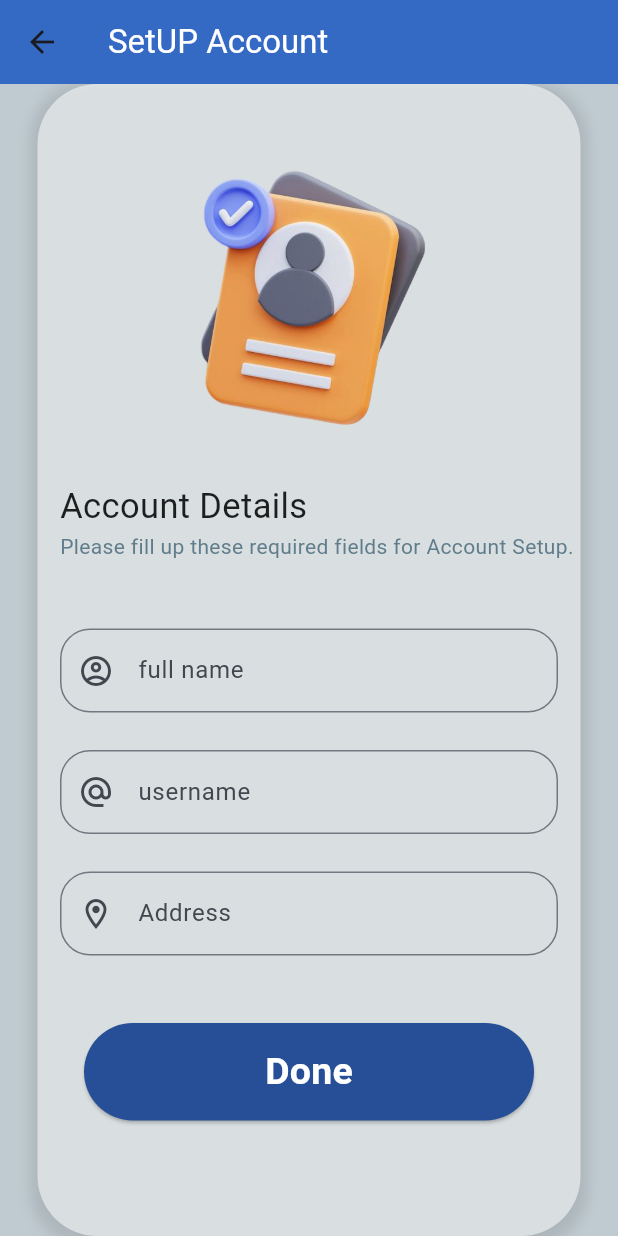
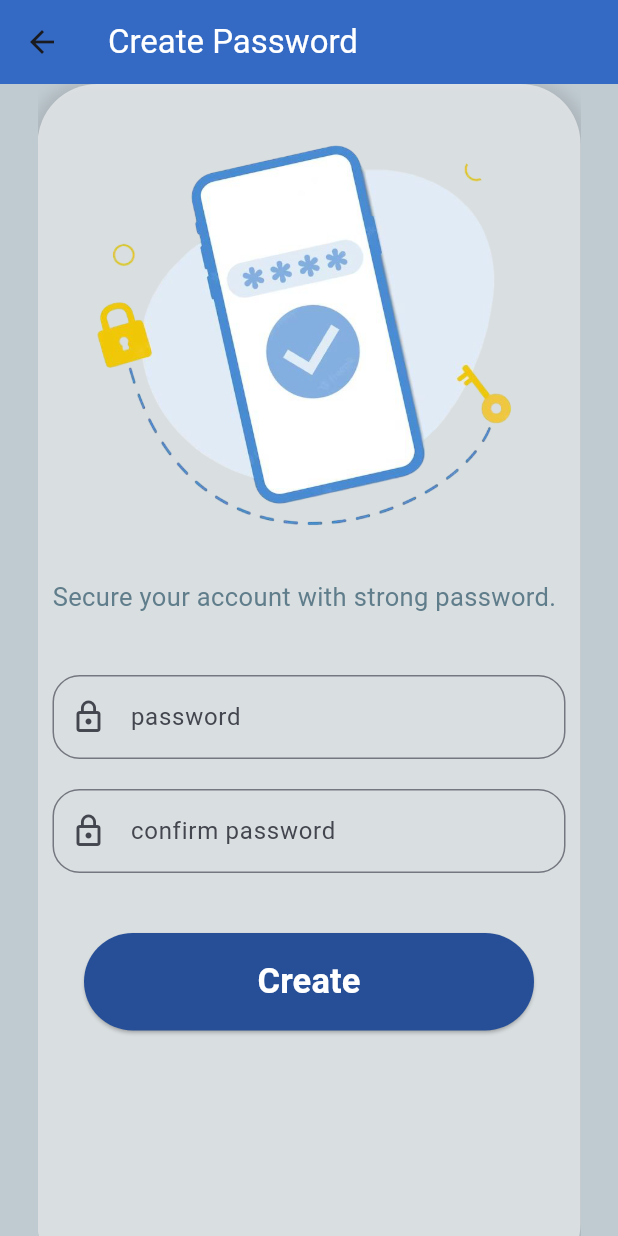
Before and after one commit to nyxparadox/Smart_Doorbell_Security_system, a Flutter app: the UserDetailsSetupScreen screen opened directly, after a tap on "Done", on a phone screen of 412 x 824 dp. Run offline on Flutter 3.47's test engine with Material 3 defaults, Android fonts, the phone set to English and light mode, and no system bars; our stand-ins replace get_it.

Commit message:
added password setUp screen ui

```diff
--- /dev/null
+++ b/flutter_App/doorsnap/lib/Presentation/home/screen/auth/SignUp_screens/password_setup_screen.dart
@@ -0,0 +1,119 @@
+import 'package:flutter/material.dart';
+
+class PasswordSetupScreen extends StatefulWidget {
+  const PasswordSetupScreen({super.key});
+
+  @override
+  State<PasswordSetupScreen> createState() => _PasswordSetupScreenState();
+}
+
+class _PasswordSetupScreenState extends State<PasswordSetupScreen> {
+  @override
+  Widget build(BuildContext context) {
+    return Scaffold(
+      appBar: AppBar(
+        title: const Text(
+          "Create Password",
+          style: TextStyle(color: Colors.white),
+        ),
+        backgroundColor: const Color.fromARGB(255, 52, 105, 196),
+      ),
+
+      body: Container(
+        color: const Color.fromARGB(255, 192, 203, 209),
+
+        child: Padding(
+          padding: const EdgeInsets.only(left: 25, right: 25),
+          child: Center(
+            child: SingleChildScrollView(
+              child: Container(
+                width: double.infinity,
+                height: 800,
+                decoration: BoxDecoration(
+                  color: Colors.white54,
+                  borderRadius: BorderRadius.circular(40),
+                  boxShadow: [
+                    BoxShadow(
+                      color: Colors.black.withOpacity(0.1),
+                      blurRadius: 7,
+                      spreadRadius: 5,
+                      offset: Offset(0, 3),
+                    ),
+                  ],
+                ),
+
+                padding: const EdgeInsets.all(10),
+
+                child: Column(
+                  children: [
+                    Container(
+                      width: 300,
+                      height: 300,
+                      child: ClipOval(
+                        child: Image.asset("assets/images/password_protect.png"),
+                      ),
+                    ),
+
+                    const SizedBox(height: 20),
+
+                    Row(
+                      mainAxisAlignment: MainAxisAlignment.start,
+                      children: [
+                        Text(
+                          "Secure your account with strong password.",
+                          style: TextStyle(color: Colors.blueGrey, fontSize: 17),
+                        ),
+                      ],
+                    ),
+
+                    const SizedBox(height: 40),
+
+                    TextField(
+                      decoration: InputDecoration(
+                        label: Text("password"),
+                        prefixIcon: Icon(Icons.lock_outline),
+                        border: OutlineInputBorder(
+                          borderRadius: BorderRadius.circular(18),
+                        ),
+                      ),
+                    ),
+
+                    const SizedBox(height: 20),
+
+                    TextField(
+                      decoration: InputDecoration(
+                        label: Text("confirm password"),
+                        prefixIcon: Icon(Icons.lock_outline),
+                        border: OutlineInputBorder(
+                          borderRadius: BorderRadius.circular(18),
+                        ),
+                      ),
+                    ),
+
+                    const SizedBox(height: 40),
+
+                    ElevatedButton(
+                      onPressed: () {},
+                      child: Text(
+                        "Create",
+                        style: TextStyle(
+                          color: Colors.white,
+                          fontSize: 23,
+                          fontWeight: FontWeight.bold,
+                        ),
+                      ),
+                      style: ElevatedButton.styleFrom(
+                        backgroundColor: const Color.fromARGB(255, 38, 79, 151),
+                        minimumSize: Size(300, 65)
+                      ),
+                    ),
+                  ],
+                ),
+              ),
+            ),
+          ),
+        ),
+      ),
+    );
+  }
+}
--- a/flutter_App/doorsnap/lib/Presentation/home/screen/auth/SignUp_screens/user_details_setup_screen.dart
+++ b/flutter_App/doorsnap/lib/Presentation/home/screen/auth/SignUp_screens/user_details_setup_screen.dart
@@ -1,3 +1,6 @@
+import 'package:doorsnap/Data/Service/service_locator.dart';
+import 'package:doorsnap/Presentation/home/screen/auth/SignUp_screens/password_setup_screen.dart';
+import 'package:doorsnap/Router/app_router.dart';
 import 'package:flutter/material.dart';
 
 class UserDetailsSetupScreen extends StatefulWidget {
@@ -116,7 +119,9 @@ class _UserDetailsSetupScreenState extends State<UserDetailsSetupScreen> {
                     const SizedBox(height: 45),
 
                     ElevatedButton(
-                      onPressed: () {},
+                      onPressed: () {
+                        getIt<AppRouter>().push(PasswordSetupScreen());
+                      },
                       child: Text(
                         "Done",
                         style: TextStyle(
```
